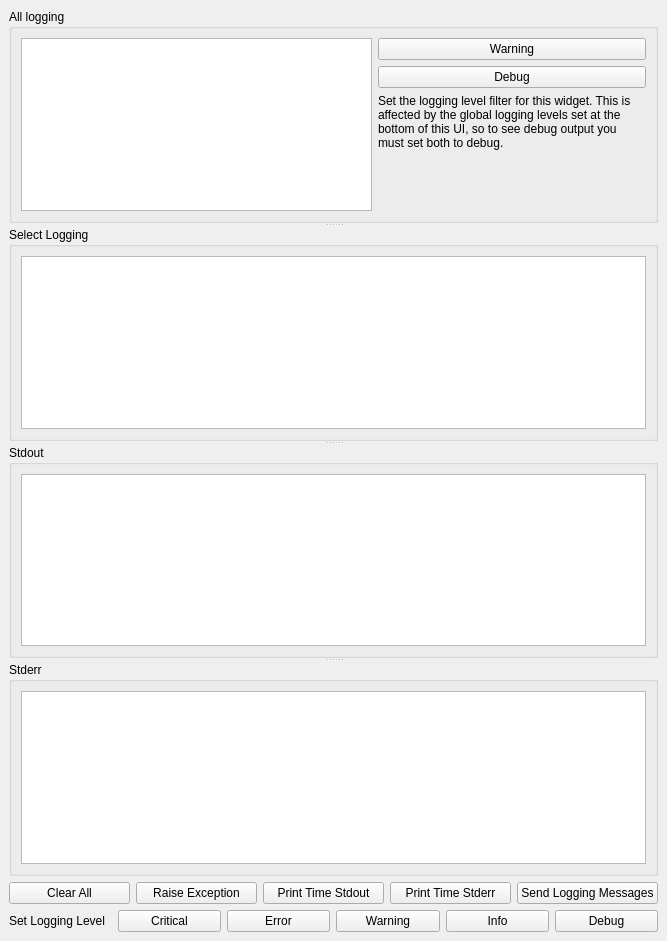
This is examples/output_console.ui in blurstudio/PrEditor as Qt 5 draws it before an edit. The edited form follows.
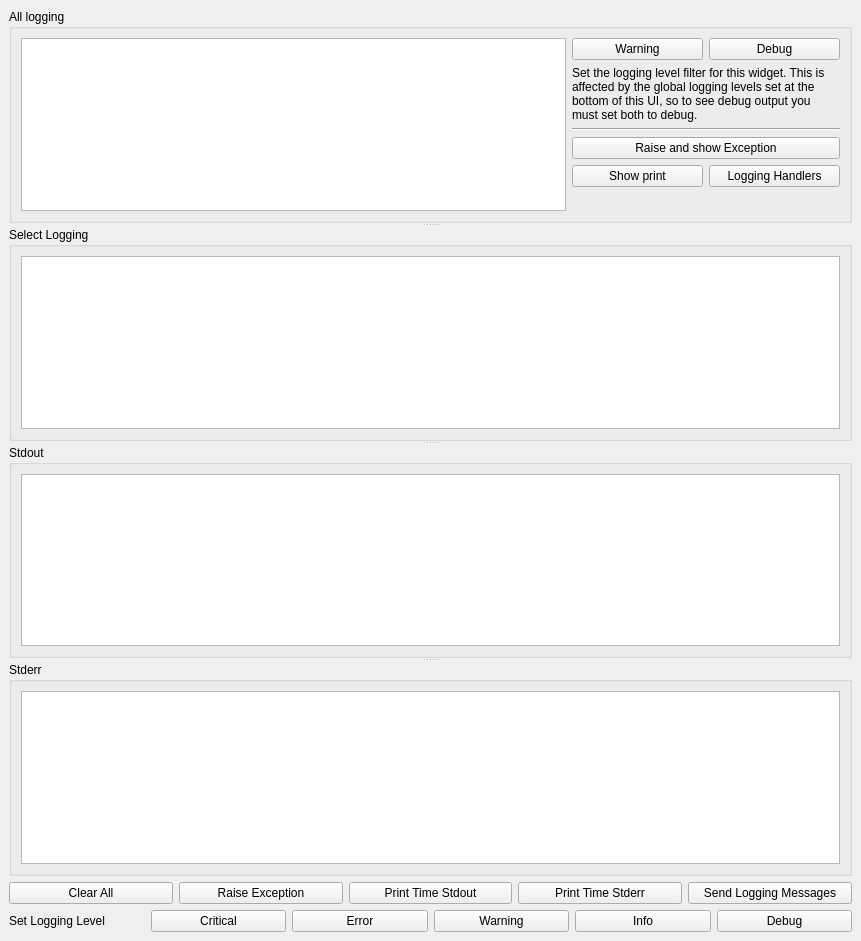
This is the edited form. Custom widgets are drawn as their Qt base class.

Commit message:
Add context to temporarily enable/disable showing stream data in console
The `preditor.contexts.OverrideConsoleStreams` context manager can enable
or disable echoing tracebacks, stdout, stderr, results for consoles.

```diff
--- a/examples/output_console.ui
+++ b/examples/output_console.ui
@@ -6,7 +6,7 @@
    <rect>
     <x>0</x>
     <y>0</y>
-    <width>667</width>
+    <width>861</width>
     <height>941</height>
    </rect>
   </property>
@@ -29,22 +29,39 @@
          <widget class="OutputConsole" name="uiAllLog"/>
         </item>
         <item>
-         <layout class="QVBoxLayout" name="verticalLayout">
-          <item>
+         <layout class="QGridLayout" name="gridLayout">
+          <item row="0" column="0">
            <widget class="QPushButton" name="uiAllLoggingWarningBTN">
             <property name="text">
              <string>Warning</string>
             </property>
            </widget>
           </item>
-          <item>
+          <item row="0" column="1">
            <widget class="QPushButton" name="uiAllLoggingDebugBTN">
             <property name="text">
              <string>Debug</string>
             </property>
            </widget>
           </item>
-          <item>
+          <item row="2" column="0" colspan="2">
+           <widget class="Line" name="line">
+            <property name="orientation">
+             <enum>Qt::Horizontal</enum>
+            </property>
+           </widget>
+          </item>
+          <item row="3" column="0" colspan="2">
+           <widget class="QPushButton" name="uiAllLoggingRaiseBTN">
+            <property name="toolTip">
+             <string>&lt;html&gt;&lt;head/&gt;&lt;body&gt;&lt;p&gt;Uses preditor.contexts.OverrideConsoleStreams to temporarily enable showing tracebacks in all logging and raises an exception. This enables showing errors in that console but errors raised elsewhere won't be shown in that console.&lt;/p&gt;&lt;/body&gt;&lt;/html&gt;</string>
+            </property>
+            <property name="text">
+             <string>Raise and show Exception</string>
+            </property>
+           </widget>
+          </item>
+          <item row="1" column="0" colspan="2">
            <widget class="QLabel" name="label_2">
             <property name="text">
              <string>Set the logging level filter for this widget. This is affected by the global logging levels set at the bottom of this UI, so to see debug output you must set both to debug.</string>
@@ -54,7 +71,27 @@
             </property>
            </widget>
           </item>
-          <item>
+          <item row="4" column="0">
+           <widget class="QPushButton" name="uiAllLoggingPrintBTN">
+            <property name="toolTip">
+             <string>&lt;html&gt;&lt;head/&gt;&lt;body&gt;&lt;p&gt;Uses preditor.contexts.OverrideConsoleStreams to temporarily enable showing stdout(prints). It also shows the print in Select Logging.&lt;/p&gt;&lt;/body&gt;&lt;/html&gt;</string>
+            </property>
+            <property name="text">
+             <string>Show print</string>
+            </property>
+           </widget>
+          </item>
+          <item row="4" column="1">
+           <widget class="QPushButton" name="uiAllLoggingChangeHandlersBTN">
+            <property name="toolTip">
+             <string>&lt;html&gt;&lt;head/&gt;&lt;body&gt;&lt;p&gt;Sends the same logging messages as the &amp;quot;Send Logging Messages&amp;quot; button.&lt;/p&gt;&lt;p&gt;However it uses preditor.contexts.OverrideConsoleStreams to temporarily replace logging handlers for uiAllLog. This results in very different output being shown.&lt;/p&gt;&lt;p&gt;If you use the bottom Debug button to set the global logging level to debug you will also see the SUPER_INFO log message.&lt;/p&gt;&lt;/body&gt;&lt;/html&gt;</string>
+            </property>
+            <property name="text">
+             <string>Logging Handlers</string>
+            </property>
+           </widget>
+          </item>
+          <item row="5" column="1">
            <spacer name="verticalSpacer">
             <property name="orientation">
              <enum>Qt::Vertical</enum>
@@ -62,7 +99,7 @@
             <property name="sizeHint" stdset="0">
              <size>
               <width>20</width>
-              <height>40</height>
+              <height>0</height>
              </size>
             </property>
            </spacer>
```
The commit also changes 4 other files.
